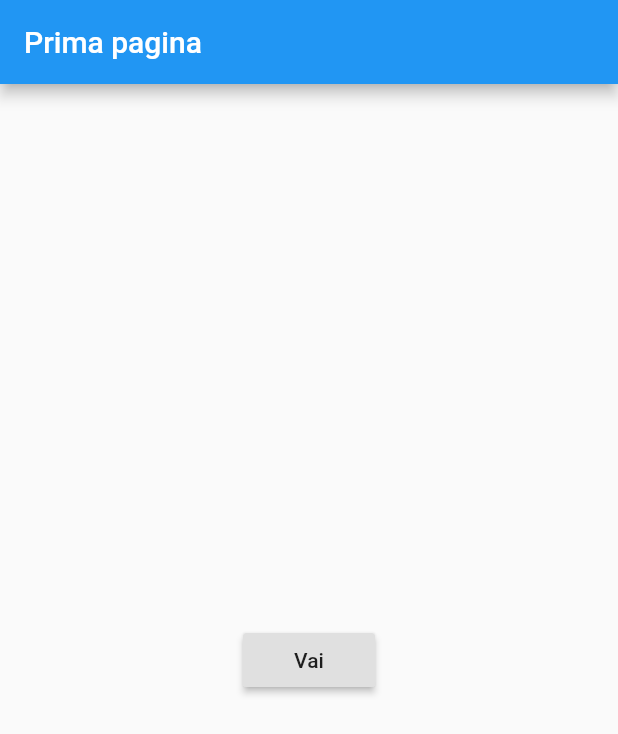
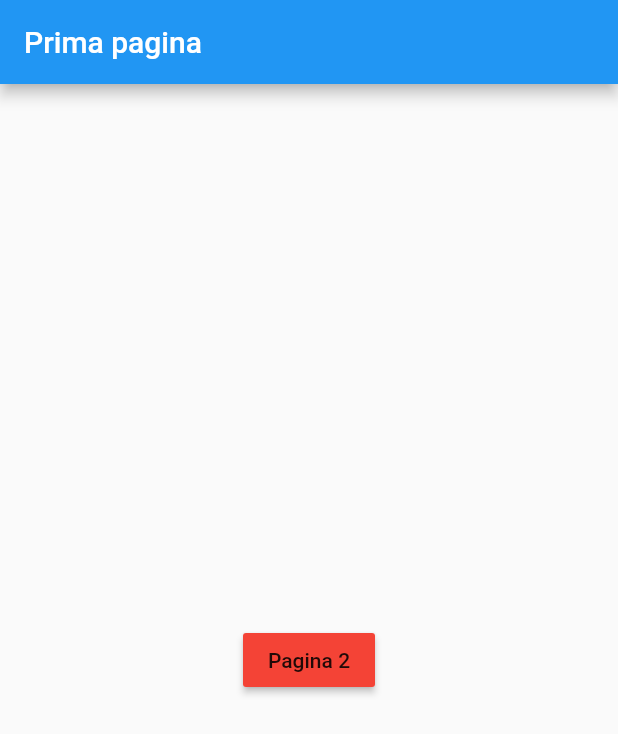
Before and after one commit to luigimicco/flutter_navigation, a Flutter app: the screen it shows after launch, on a phone screen of 412 x 824 dp. Shown: the top 734 px of the screen. Run offline on Flutter 3.47's test engine with Material 2 defaults, Android fonts, the phone set to English and light mode, and no system bars.

Commit message:
imperative mode

```diff
--- a/lib/main.dart
+++ b/lib/main.dart
@@ -1,13 +1,15 @@
 import 'package:flutter/material.dart';
 
 void main() {
-  runApp(MaterialApp(
+  runApp(const MaterialApp(
     title: 'Test navigazione',
     home: Main(),
   ));
 }
 
 class Main extends StatelessWidget {
+  const Main({Key? key}) : super(key: key);
+
   @override
   Widget build(BuildContext context) {
     return Scaffold(
@@ -15,12 +17,13 @@ class Main extends StatelessWidget {
         title: const Text('Prima pagina'),
       ),
       body: Center(
-        child: RaisedButton(
-          child: Text('Vai'),
+        child: MaterialButton(
+          color: Colors.red,
+          child: const Text('Pagina 2'),
           onPressed: () {
             Navigator.push(
               context,
-              MaterialPageRoute(builder: (context) => SecondPage()),
+              MaterialPageRoute(builder: (context) => const SecondPage()),
             );
           },
         ),
@@ -30,6 +33,8 @@ class Main extends StatelessWidget {
 }
 
 class SecondPage extends StatelessWidget {
+  const SecondPage({Key? key}) : super(key: key);
+
   @override
   Widget build(BuildContext context) {
     return Scaffold(
@@ -37,7 +42,8 @@ class SecondPage extends StatelessWidget {
         title: const Text("Seconda pagina"),
       ),
       body: Center(
-        child: RaisedButton(
+        child: MaterialButton(
+          color: Colors.amber,
           onPressed: () {
             Navigator.pop(context);
           },
```
